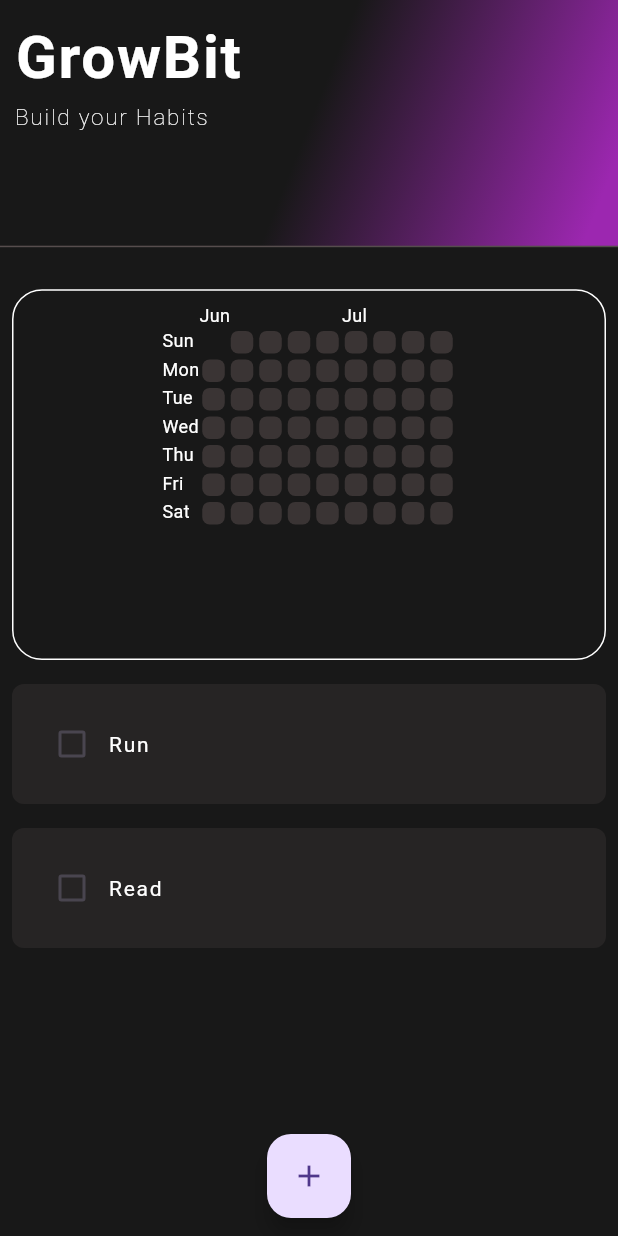
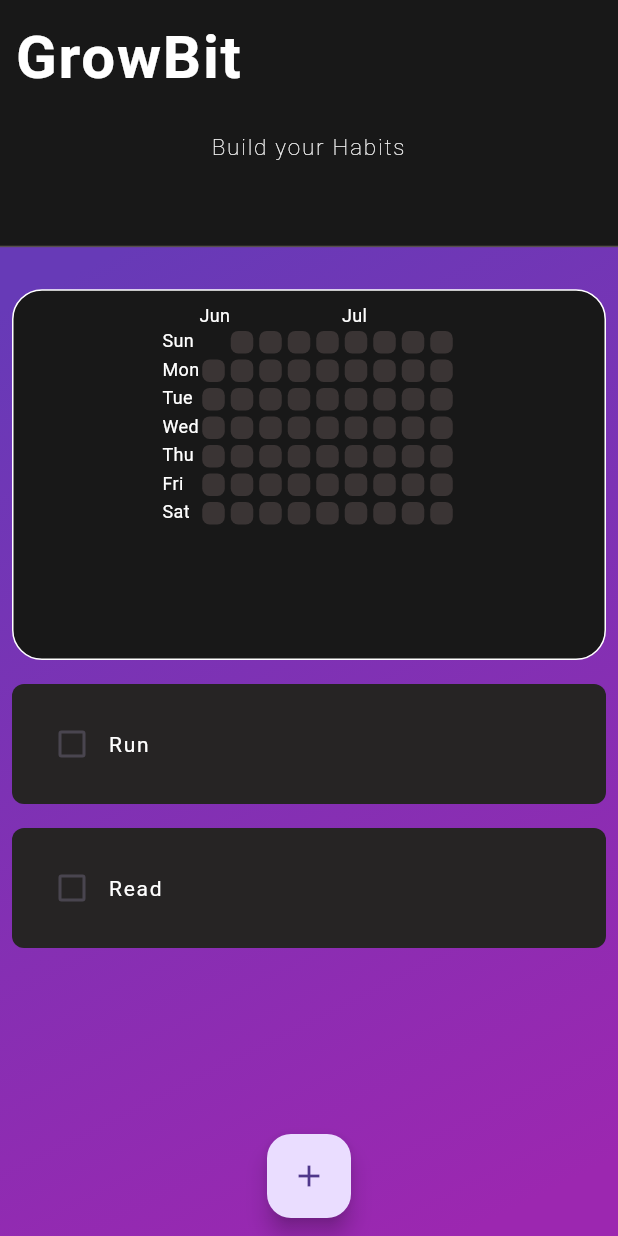
Before and after one commit to TsalemisIasonas/GrowBit, a Flutter app: the screen it shows after launch, on a phone screen of 412 x 824 dp. Run offline on Flutter 3.47's test engine with Material 3 defaults, Android fonts, the phone set to English and light mode, and no system bars; drawn by our look-alikes of flutter_heatmap_calendar, flutter_slidable; our stand-ins replace hive_flutter; accounts and stored records are empty.

Commit message:
background update

```diff
--- a/lib/pages/homepage.dart
+++ b/lib/pages/homepage.dart
@@ -99,26 +99,33 @@ class _HomePageState extends State<HomePage> {
       floatingActionButton: MyFloatingActionButton(onPressed: createNewHabit),
       floatingActionButtonLocation:
           FloatingActionButtonLocation.miniCenterFloat,
-      body: Column(
+      body: Container(
+        decoration: const BoxDecoration(
+          gradient: LinearGradient(
+            colors: [Colors.deepPurple, Colors.purple],
+            begin: Alignment.topLeft,
+            end: Alignment.bottomRight,
+            stops: [0.2, 0.95],
+          ),
+        ),
+        child: Column(
           children: [
             Container(
               height: MediaQuery.of(context).size.height * 0.2,
               width: double.infinity,
               padding: const EdgeInsets.all(10),
               decoration: BoxDecoration(
-                gradient: LinearGradient(
-                  colors: [backgroundColor, Colors.purple],
-                  begin: Alignment.topLeft,
-                  end: Alignment.bottomRight,
-                  stops: const [0.5, 0.95],
+                color: backgroundColor,
+                border: const Border(
+                  bottom: BorderSide(
+                    color: Color.fromARGB(255, 86, 77, 77),
                   ),
-                border: const Border(
-                    bottom:
-                        BorderSide(color: Color.fromARGB(255, 86, 77, 77)))),
-            child: const Column(
+                ),
+              ),
+              child: Column(
                 crossAxisAlignment: CrossAxisAlignment.start,
                 children: [
-                Text(
+                  const Text(
                     "GrowBit",
                     style: TextStyle(
                       fontSize: 40,
@@ -127,7 +134,9 @@ class _HomePageState extends State<HomePage> {
                       letterSpacing: 1.2,
                     ),
                   ),
-                Text(
+                  SizedBox(height: MediaQuery.of(context).size.height * 0.025),
+                  const Center(
+                    child: Text(
                       "Build your Habits",
                       textAlign: TextAlign.center,
                       style: TextStyle(
@@ -137,12 +146,14 @@ class _HomePageState extends State<HomePage> {
                         letterSpacing: 1.2,
                       ),
                     ),
+                  ),
                 ],
               ),
             ),
             const SizedBox(height: 20),
             MonthlySummary(
-              datasets: db.heatMapDataSet, startdate: _myBox.get("START_DATE")),
+                datasets: db.heatMapDataSet,
+                startdate: _myBox.get("START_DATE")),
             Expanded(
               child: ListView.builder(
                   shrinkWrap: true,
@@ -162,6 +173,7 @@ class _HomePageState extends State<HomePage> {
             ),
           ],
         ),
+      ),
     );
   }
 }
```
Lines whose indentation alone changed are shown as unchanged.
